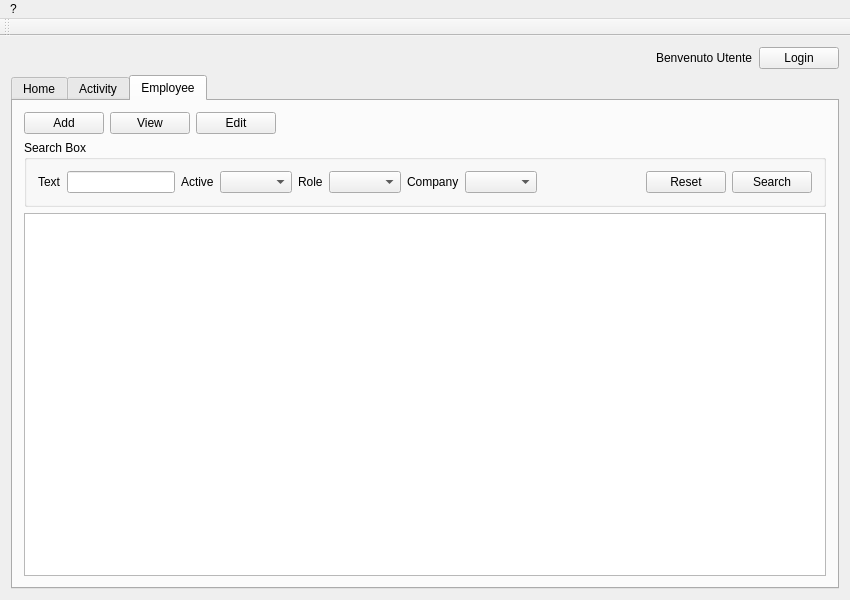
Before: the Qt Designer form mainwindow.ui in warcomeb/labortool, drawn with Qt 5.
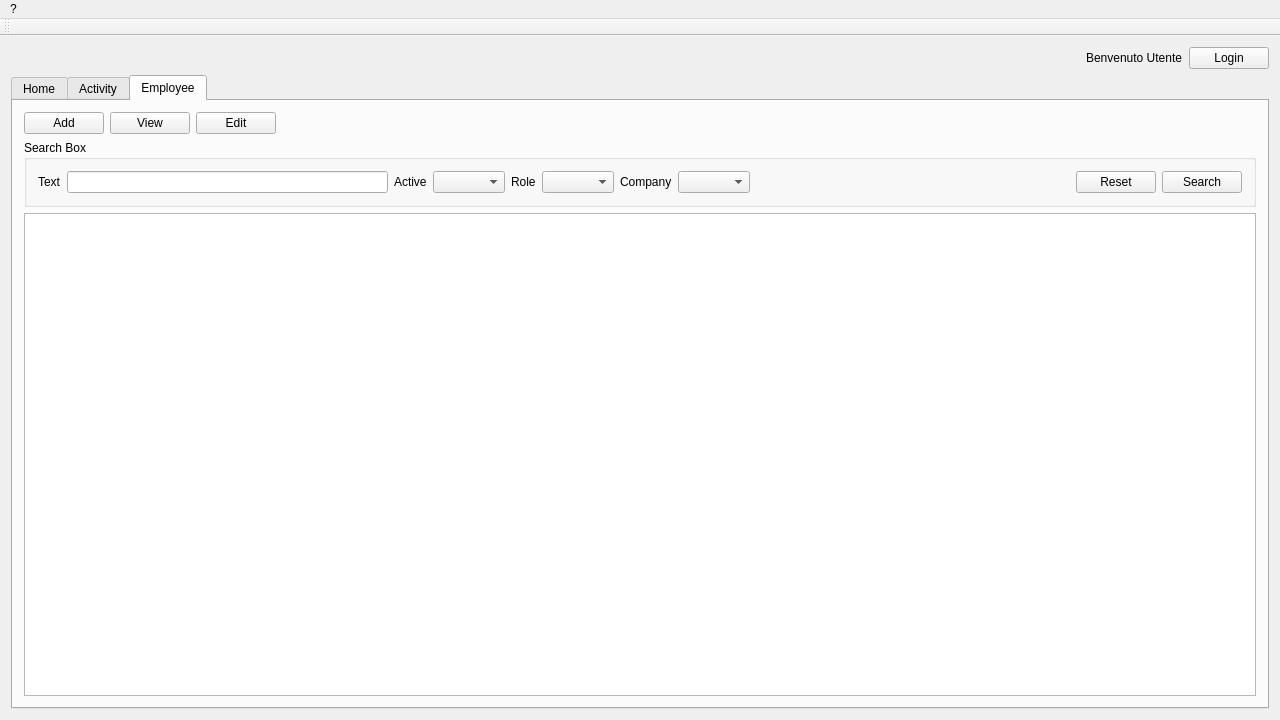
After: the same form once the commit is applied. The open tabs and pages were chosen to show the change.

Patch:
```diff
--- a/mainwindow.ui
+++ b/mainwindow.ui
@@ -6,14 +6,14 @@
    <rect>
     <x>0</x>
     <y>0</y>
-    <width>850</width>
-    <height>600</height>
+    <width>1280</width>
+    <height>720</height>
    </rect>
   </property>
   <property name="minimumSize">
    <size>
-    <width>850</width>
-    <height>600</height>
+    <width>1280</width>
+    <height>720</height>
    </size>
   </property>
   <property name="windowTitle">
@@ -287,7 +287,7 @@
     <rect>
      <x>0</x>
      <y>0</y>
-     <width>850</width>
+     <width>1280</width>
      <height>21</height>
     </rect>
    </property>
```
Left out of the diff: 2 changed lines with no effect on the pictures.
